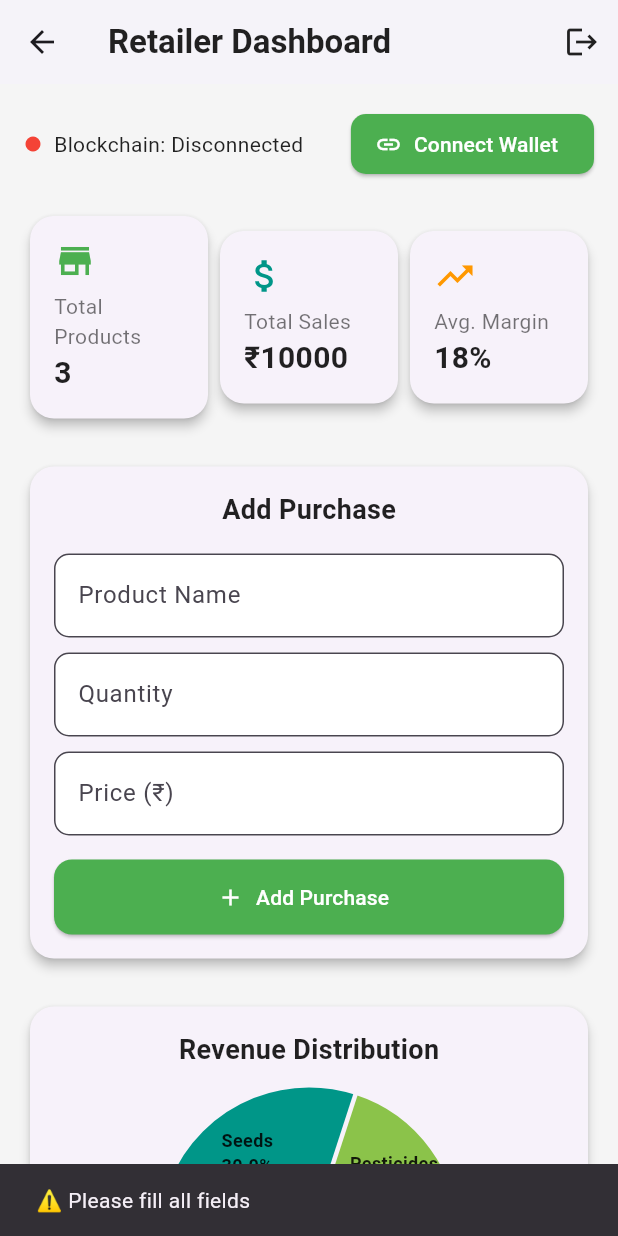
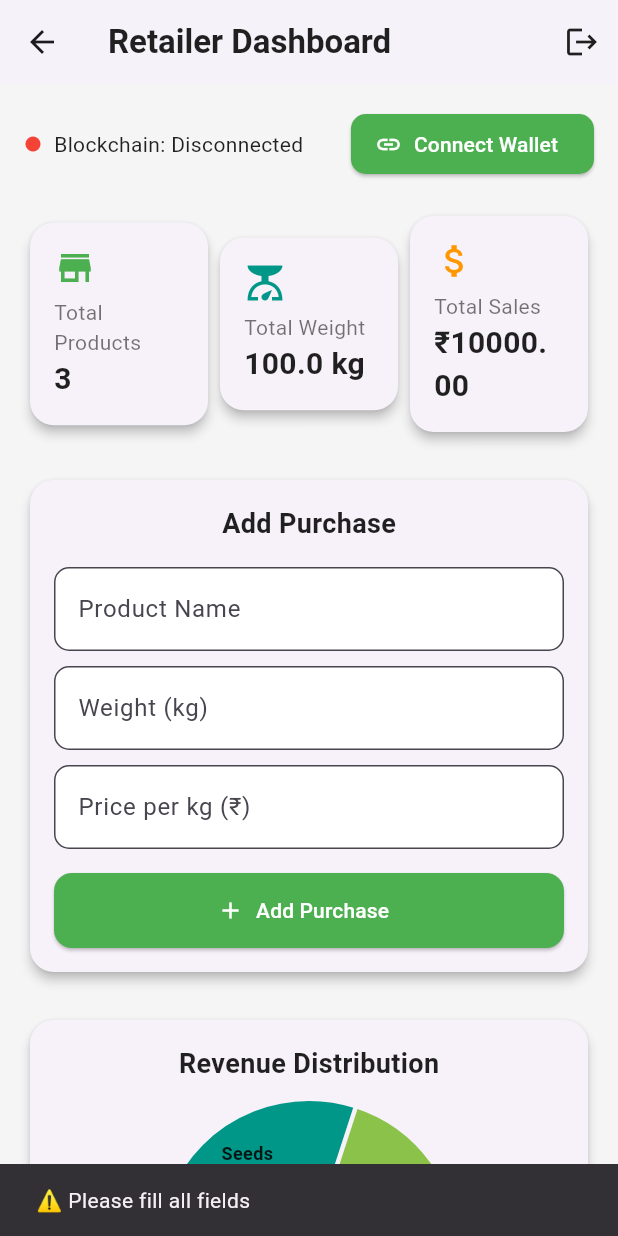
Before and after one commit to sujal-jadhav012/Agrochain, a Flutter app: the RetailerDashboardScreen screen opened by its route, after a tap on "Add Purchase", on a phone screen of 412 x 824 dp. Run offline on Flutter 3.47's test engine with Material 3 defaults, Android fonts, the phone set to English and light mode, and no system bars; drawn by our look-alikes of fl_chart; our stand-ins replace cloud_firestore, firebase_auth, firebase_core; accounts and stored records are empty.

Commit message:
change in retailer

```diff
--- a/agrochain_app/lib/ui/Screens/retailer_dashboard_screen.dart
+++ b/agrochain_app/lib/ui/Screens/retailer_dashboard_screen.dart
@@ -12,45 +12,51 @@ class RetailerDashboardScreen extends StatefulWidget {
 class _RetailerDashboardScreenState extends State<RetailerDashboardScreen> {
   bool isBlockchainConnected = false;
 
+  // Use weight (kg) and pricePerKg (₹) for each purchase
   final List<Map<String, dynamic>> purchases = [
-    {"product": "Fertilizer", "quantity": 50, "price": 5000},
-    {"product": "Seeds", "quantity": 30, "price": 3000},
-    {"product": "Pesticides", "quantity": 20, "price": 2000},
+    {"product": "Fertilizer", "weight": 50.0, "pricePerKg": 100.0},
+    {"product": "Seeds", "weight": 30.0, "pricePerKg": 100.0},
+    {"product": "Pesticides", "weight": 20.0, "pricePerKg": 100.0},
   ];
 
-  // ✅ Controllers for adding purchase
+  // Controllers for adding purchase
   final TextEditingController _productController = TextEditingController();
-  final TextEditingController _quantityController = TextEditingController();
-  final TextEditingController _priceController = TextEditingController();
+  final TextEditingController _weightController = TextEditingController();
+  final TextEditingController _pricePerKgController = TextEditingController();
 
-  // ✅ Compute dynamic pie chart data based on purchases
+  // Build dynamic pie data: revenue per product (weight * pricePerKg)
   List<PieChartSectionData> get _dynamicPieData {
     if (purchases.isEmpty) return [];
 
-    // Aggregate total price per product type
-    Map<String, double> totals = {};
+    // Aggregate revenue per product
+    final Map<String, double> revenueTotals = {};
     for (var item in purchases) {
-      String product = item['product'];
-      double price = (item['price'] as num).toDouble();
-      totals[product] = (totals[product] ?? 0) + price;
+      final product = item['product'] as String;
+      final weight = (item['weight'] as num).toDouble();
+      final pricePerKg = (item['pricePerKg'] as num).toDouble();
+      final revenue = weight * pricePerKg;
+      revenueTotals[product] = (revenueTotals[product] ?? 0) + revenue;
     }
 
-    double total = totals.values.fold(0, (sum, v) => sum + v);
-    final List<Color> colors = [
+    final double totalRevenue =
+        revenueTotals.values.fold(0.0, (s, v) => s + v).toDouble();
+    final colors = [
       Colors.greenAccent,
       Colors.teal,
       Colors.lightGreen,
       Colors.orangeAccent,
-      Colors.blueAccent
+      Colors.blueAccent,
+      Colors.purpleAccent,
     ];
 
     int i = 0;
-    return totals.entries.map((entry) {
-      final percent = (entry.value / total * 100).toStringAsFixed(1);
-      return PieChartSectionData(
-        value: entry.value,
-        title: '${entry.key}\n$percent%',
-        color: colors[i++ % colors.length],
+    return revenueTotals.entries.map((e) {
+      final percent =
+          totalRevenue > 0 ? (e.value / totalRevenue * 100).toStringAsFixed(1) : '0';
+      final section = PieChartSectionData(
+        value: e.value,
+        title: '${e.key}\n$percent%',
+        color: colors[i % colors.length],
         radius: 60,
         titleStyle: const TextStyle(
           color: Colors.black87,
@@ -58,17 +64,30 @@ class _RetailerDashboardScreenState extends State<RetailerDashboardScreen> {
           fontWeight: FontWeight.w600,
         ),
       );
+      i++;
+      return section;
     }).toList();
   }
 
+  // Add purchase: takes product, weight (kg), price per kg (₹)
   void _addPurchase() {
-    final String product = _productController.text.trim();
-    final String qty = _quantityController.text.trim();
-    final String price = _priceController.text.trim();
+    final product = _productController.text.trim();
+    final weightText = _weightController.text.trim();
+    final priceText = _pricePerKgController.text.trim();
 
-    if (product.isEmpty || qty.isEmpty || price.isEmpty) {
+    if (product.isEmpty || weightText.isEmpty || priceText.isEmpty) {
       ScaffoldMessenger.of(context).showSnackBar(
         const SnackBar(content: Text('⚠️ Please fill all fields')),
+      );
+      return;
+    }
+
+    final weight = double.tryParse(weightText);
+    final pricePerKg = double.tryParse(priceText);
+
+    if (weight == null || pricePerKg == null) {
+      ScaffoldMessenger.of(context).showSnackBar(
+        const SnackBar(content: Text('⚠️ Enter valid numbers for weight and price')),
       );
       return;
     }
@@ -76,13 +95,13 @@ class _RetailerDashboardScreenState extends State<RetailerDashboardScreen> {
     setState(() {
       purchases.add({
         "product": product,
-        "quantity": int.tryParse(qty) ?? 0,
-        "price": int.tryParse(price) ?? 0,
+        "weight": weight,
+        "pricePerKg": pricePerKg,
       });
 
       _productController.clear();
-      _quantityController.clear();
-      _priceController.clear();
+      _weightController.clear();
+      _pricePerKgController.clear();
     });
 
     ScaffoldMessenger.of(context).showSnackBar(
@@ -90,8 +109,25 @@ class _RetailerDashboardScreenState extends State<RetailerDashboardScreen> {
     );
   }
 
-  int _calculateTotalSales() {
-    return purchases.fold(0, (sum, item) => sum + (item['price'] as int));
+  double _calculateTotalSales() {
+    return purchases.fold(0.0, (sum, item) {
+      final weight = (item['weight'] as num).toDouble();
+      final price = (item['pricePerKg'] as num).toDouble();
+      return sum + (weight * price);
+    }).toDouble();
+  }
+
+  double _calculateTotalWeight() {
+    return purchases.fold(0.0, (sum, item) => sum + (item['weight'] as num).toDouble())
+        .toDouble();
+  }
+
+  @override
+  void dispose() {
+    _productController.dispose();
+    _weightController.dispose();
+    _pricePerKgController.dispose();
+    super.dispose();
   }
 
   @override
@@ -116,7 +152,7 @@ class _RetailerDashboardScreenState extends State<RetailerDashboardScreen> {
         padding: const EdgeInsets.all(16),
         child: Column(
           children: [
-            // Blockchain connection
+            // Blockchain connection toggle (mock)
             Row(
               mainAxisAlignment: MainAxisAlignment.spaceBetween,
               children: [
@@ -156,21 +192,21 @@ class _RetailerDashboardScreenState extends State<RetailerDashboardScreen> {
             ),
             const SizedBox(height: 20),
 
-            // Summary Cards
+            // Summary Cards: Total Products, Total Weight, Total Sales
             Row(
               mainAxisAlignment: MainAxisAlignment.spaceBetween,
               children: [
                 _buildStatCard("Total Products", "${purchases.length}",
                     Icons.store, Colors.green),
-                _buildStatCard("Total Sales", "₹${_calculateTotalSales()}",
-                    Icons.attach_money, Colors.teal),
-                _buildStatCard("Avg. Margin", "18%",
-                    Icons.trending_up, Colors.orange),
+                _buildStatCard("Total Weight", "${_calculateTotalWeight().toStringAsFixed(1)} kg",
+                    Icons.scale, Colors.teal),
+                _buildStatCard("Total Sales", "₹${_calculateTotalSales().toStringAsFixed(2)}",
+                    Icons.attach_money, Colors.orange),
               ],
             ),
             const SizedBox(height: 24),
 
-            // Add Purchase Section
+            // Add Purchase Section (Weight kg, Price per kg)
             Card(
               elevation: 3,
               shape: RoundedRectangleBorder(borderRadius: BorderRadius.circular(16)),
@@ -192,15 +228,15 @@ class _RetailerDashboardScreenState extends State<RetailerDashboardScreen> {
                     ),
                     const SizedBox(height: 10),
                     TextField(
-                      controller: _quantityController,
-                      decoration: _inputDecoration("Quantity"),
-                      keyboardType: TextInputType.number,
+                      controller: _weightController,
+                      decoration: _inputDecoration("Weight (kg)"),
+                      keyboardType: const TextInputType.numberWithOptions(decimal: true),
                     ),
                     const SizedBox(height: 10),
                     TextField(
-                      controller: _priceController,
-                      decoration: _inputDecoration("Price (₹)"),
-                      keyboardType: TextInputType.number,
+                      controller: _pricePerKgController,
+                      decoration: _inputDecoration("Price per kg (₹)"),
+                      keyboardType: const TextInputType.numberWithOptions(decimal: true),
                     ),
                     const SizedBox(height: 16),
                     ElevatedButton.icon(
@@ -222,7 +258,7 @@ class _RetailerDashboardScreenState extends State<RetailerDashboardScreen> {
             ),
             const SizedBox(height: 24),
 
-            // ✅ Dynamic Pie Chart
+            // Dynamic Pie Chart: Revenue Distribution
             _buildChartCard(
               "Revenue Distribution",
               PieChart(
@@ -260,15 +296,22 @@ class _RetailerDashboardScreenState extends State<RetailerDashboardScreen> {
                             WidgetStateProperty.all(Colors.green.withOpacity(0.1)),
                         columns: const [
                           DataColumn(label: Text("Product")),
-                          DataColumn(label: Text("Quantity")),
-                          DataColumn(label: Text("Price (₹)")),
+                          DataColumn(label: Text("Weight (kg)")),
+                          DataColumn(label: Text("Price/ kg (₹)")),
+                          DataColumn(label: Text("Total (₹)")),
                         ],
                         rows: purchases
-                            .map((item) => DataRow(cells: [
-                                  DataCell(Text(item["product"])),
-                                  DataCell(Text(item["quantity"].toString())),
-                                  DataCell(Text(item["price"].toString())),
-                                ]))
+                            .map((item) {
+                              final weight = (item['weight'] as num).toDouble();
+                              final pricePerKg = (item['pricePerKg'] as num).toDouble();
+                              final total = weight * pricePerKg;
+                              return DataRow(cells: [
+                                DataCell(Text(item["product"])),
+                                DataCell(Text(weight.toStringAsFixed(2))),
+                                DataCell(Text(pricePerKg.toStringAsFixed(2))),
+                                DataCell(Text(total.toStringAsFixed(2))),
+                              ]);
+                            })
                             .toList(),
                       ),
                     ),
--- a/agrochain_app/pubspec.yaml
+++ b/agrochain_app/pubspec.yaml
@@ -33,7 +33,8 @@ dependencies:
   local_auth: ^2.2.0
   provider: ^6.0.5
   http: ^1.2.0
-  hive: ^2.2.3
+  walletconnect_dart: 0.0.11
+  url_launcher: ^6.1.10
   web3dart: ^2.6.4
   shared_preferences: ^2.3.1
   fl_chart: ^0.66.0
```
Also changed, not shown: agrochain_app/pubspec.lock, 5 other files.
